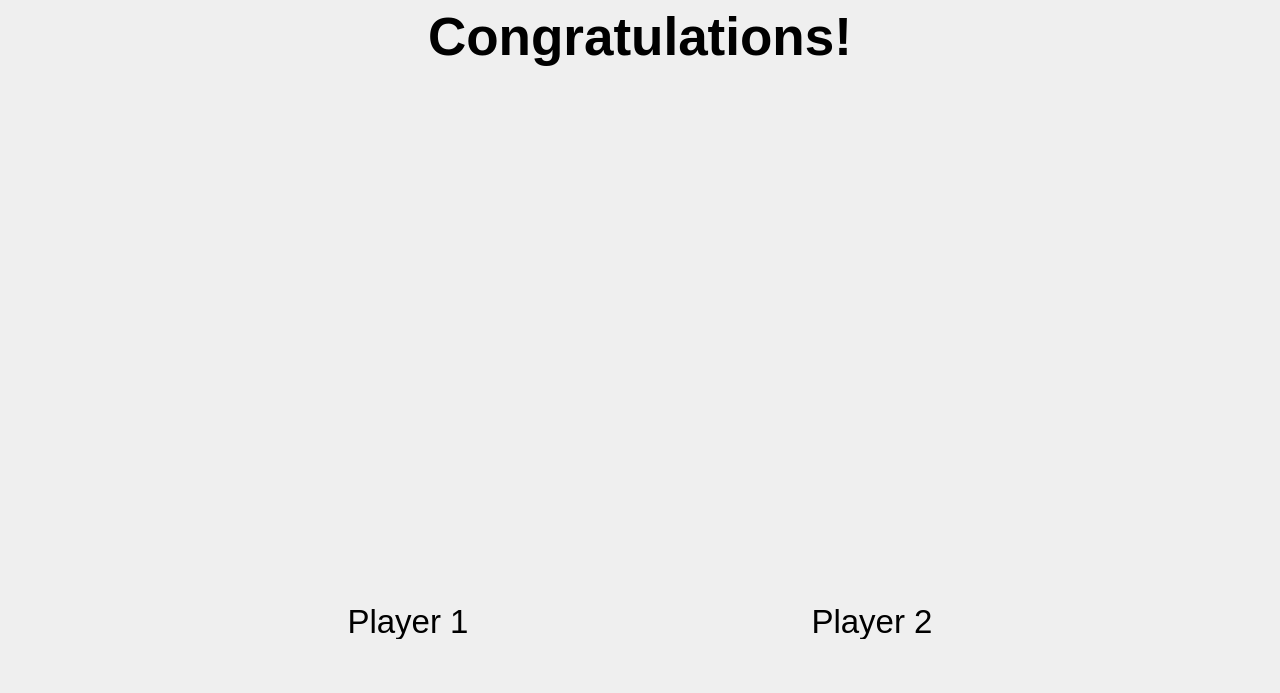
First picture: the form in babyfut_master/ui/endgame.ui, repository eharquin/babyfut, before the edit.
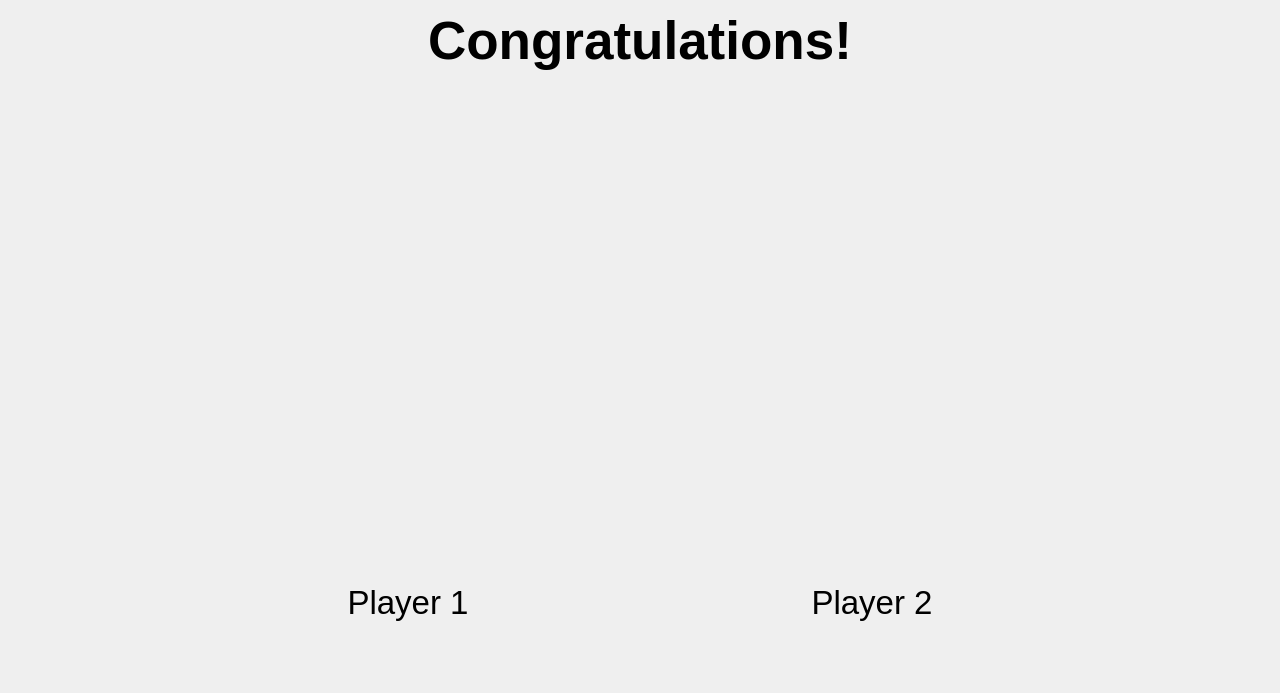
Second picture: the form after the edit. Icons and pictures are not drawn.

What changed in the file:
```diff
--- a/babyfut_master/ui/endgame.ui
+++ b/babyfut_master/ui/endgame.ui
@@ -104,7 +104,7 @@
           <property name="sizeHint" stdset="0">
            <size>
             <width>20</width>
-            <height>100</height>
+            <height>40</height>
            </size>
           </property>
          </spacer>
@@ -188,7 +188,7 @@
           <property name="sizeHint" stdset="0">
            <size>
             <width>20</width>
-            <height>100</height>
+            <height>40</height>
            </size>
           </property>
          </spacer>
```
